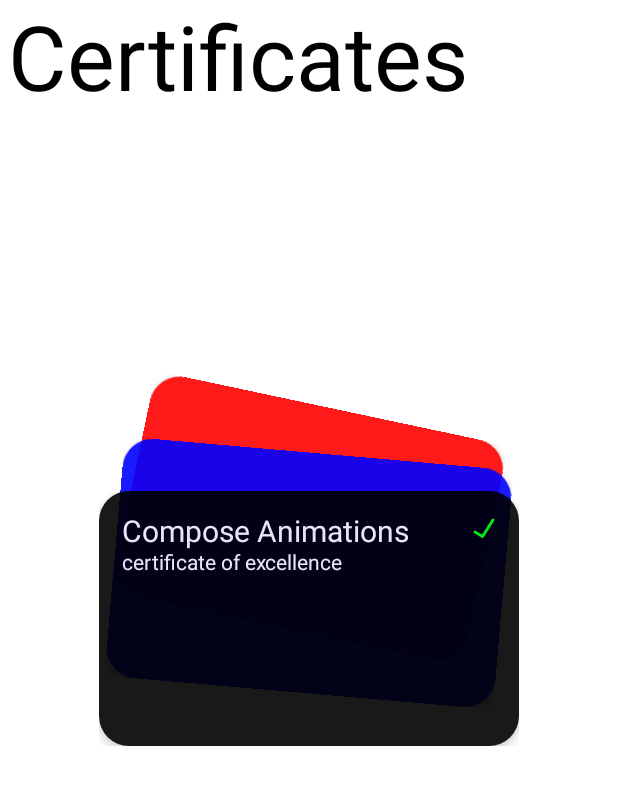
After one commit to maximusN7/Teta_Homework3_Ignatev, an Android app built with Jetpack Compose: the composable AdvancedScreen shown on its own in the app's theme, on a phone screen of 412 x 824 dp. The commit adds this screen. Shown: the top 785 px of the screen. Run offline under Robolectric (Android 15) with nearby library versions, the phone set to English and light mode, and no system bars.

Commit message:
basic and advanced screens

```diff
--- a/app/build.gradle
+++ b/app/build.gradle
@@ -46,7 +46,8 @@ android {
 }
 
 dependencies {
-
+    implementation 'androidx.appcompat:appcompat:1.4.2'
+    implementation 'com.google.android.material:material:1.6.1'
     implementation 'androidx.core:core-ktx:1.7.0'
     implementation "androidx.compose.ui:ui:$compose_version"
     implementation "androidx.compose.material:material:$compose_version"
--- a/app/src/main/java/com/example/teta_homework3_ignatev/MainActivity.kt
+++ b/app/src/main/java/com/example/teta_homework3_ignatev/MainActivity.kt
@@ -7,9 +7,10 @@ import androidx.compose.foundation.layout.fillMaxSize
 import androidx.compose.material.MaterialTheme
 import androidx.compose.material.Surface
 import androidx.compose.material.Text
-import androidx.compose.runtime.Composable
+import androidx.compose.runtime.*
 import androidx.compose.ui.Modifier
 import androidx.compose.ui.tooling.preview.Preview
+import com.example.teta_homework3_ignatev.ui.MainScreen
 import com.example.teta_homework3_ignatev.ui.theme.Teta_Homework3_IgnatevTheme
 
 class MainActivity : ComponentActivity() {
@@ -17,12 +18,11 @@ class MainActivity : ComponentActivity() {
         super.onCreate(savedInstanceState)
         setContent {
             Teta_Homework3_IgnatevTheme {
-                // A surface container using the 'background' color from the theme
                 Surface(
                     modifier = Modifier.fillMaxSize(),
                     color = MaterialTheme.colors.background
                 ) {
-                    Greeting("Android")
+                    MainScreen()
                 }
             }
         }
--- /dev/null
+++ b/app/src/main/java/com/example/teta_homework3_ignatev/ui/AdvancedScreen.kt
@@ -0,0 +1,210 @@
+package com.example.teta_homework3_ignatev.ui
+
+import androidx.compose.animation.core.FastOutSlowInEasing
+import androidx.compose.animation.core.animateFloatAsState
+import androidx.compose.animation.core.animateIntAsState
+import androidx.compose.animation.core.tween
+import androidx.compose.foundation.gestures.*
+import androidx.compose.foundation.layout.*
+import androidx.compose.foundation.shape.RoundedCornerShape
+import androidx.compose.material.Card
+import androidx.compose.material.Icon
+import androidx.compose.material.Text
+import androidx.compose.runtime.*
+import androidx.compose.ui.Alignment
+import androidx.compose.ui.ExperimentalComposeUiApi
+import androidx.compose.ui.Modifier
+import androidx.compose.ui.draw.blur
+import androidx.compose.ui.graphics.Color
+import androidx.compose.ui.graphics.graphicsLayer
+import androidx.compose.ui.input.pointer.*
+import androidx.compose.ui.res.painterResource
+import androidx.compose.ui.unit.IntOffset
+import androidx.compose.ui.unit.dp
+import androidx.compose.ui.unit.sp
+import com.example.teta_homework3_ignatev.R
+import kotlin.math.roundToInt
+
+@ExperimentalComposeUiApi
+@Composable
+fun AdvancedScreen() {
+    var isTextBlur by remember { mutableStateOf(false) }
+    val textBlurAnim: Int by animateIntAsState(
+        targetValue = if (isTextBlur) 8 else 0,
+        animationSpec = tween(100)
+    )
+
+    Box(
+        modifier = Modifier
+            .fillMaxSize()
+            .blur(radius = textBlurAnim.dp),
+        contentAlignment = Alignment.TopStart
+    ) {
+        Text(
+            text = "Certificates",
+            fontSize = 60.sp,
+            color = Color.Black,
+            modifier = Modifier.padding(5.dp)
+        )
+    }
+
+    Box(
+        modifier = Modifier.fillMaxSize(),
+        contentAlignment = Alignment.Center
+    ) {
+        var offsetX by remember { mutableStateOf(0f) }
+        var offsetY by remember { mutableStateOf(0f) }
+        val offsetXBlackAnim: Float by animateFloatAsState(
+            targetValue = offsetX,
+            animationSpec = tween(30, easing = FastOutSlowInEasing),
+        )
+        val offsetYBlackAnim: Float by animateFloatAsState(
+            targetValue = offsetY,
+            animationSpec = tween(30, easing = FastOutSlowInEasing),
+        )
+        val offsetXBlueAnim: Float by animateFloatAsState(
+            targetValue = offsetX,
+            animationSpec = tween(70, easing = FastOutSlowInEasing),
+        )
+        val offsetYBlueAnim: Float by animateFloatAsState(
+            targetValue = offsetY,
+            animationSpec = tween(70, easing = FastOutSlowInEasing),
+        )
+        val offsetXRedAnim: Float by animateFloatAsState(
+            targetValue = offsetX,
+            animationSpec = tween(90, easing = FastOutSlowInEasing),
+        )
+        val offsetYRedAnim: Float by animateFloatAsState(
+            targetValue = offsetY,
+            animationSpec = tween(90, easing = FastOutSlowInEasing),
+        )
+
+        var isAdditionRed by remember { mutableStateOf(false) }
+        var isAdditionBlue by remember { mutableStateOf(false) }
+        val additionRedAnim: Int by animateIntAsState(
+            targetValue = if (isAdditionRed) 550 else 0,
+            animationSpec = tween(100)
+        )
+        val additionBlueAnim: Int by animateIntAsState(
+            targetValue = if (isAdditionBlue) 300 else 0,
+            animationSpec = tween(100)
+        )
+
+        var isRotationRed by remember { mutableStateOf(true) }
+        var isRotationBlue by remember { mutableStateOf(true) }
+        val rotationRedAnim: Float by animateFloatAsState(
+            targetValue = if (isRotationRed) 12f else 0f,
+            animationSpec = tween(100)
+        )
+        val rotationBlueAnim: Float by animateFloatAsState(
+            targetValue = if (isRotationBlue) 5f else 0f,
+            animationSpec = tween(100)
+        )
+
+        var isRotationX by remember { mutableStateOf(false) }
+        val rotationXAnim: Float by animateFloatAsState(
+            targetValue = if (isRotationX) 3f else 0f,
+            animationSpec = tween(100)
+        )
+
+
+        Card(
+            Modifier
+                .offset {
+                    IntOffset(
+                        offsetXRedAnim.roundToInt(),
+                        offsetYRedAnim.roundToInt() - 100 - additionRedAnim
+                    )
+                }
+                .size(width = 240.dp, height = 150.dp)
+                .graphicsLayer(
+                    rotationZ = rotationRedAnim,
+                    rotationX = rotationXAnim,
+                    alpha = 0.9f
+                ),
+            elevation = 4.dp,
+            shape = RoundedCornerShape(20.dp),
+            backgroundColor = Color.Red
+        ) {}
+
+        Card(
+            Modifier
+                .offset {
+                    IntOffset(
+                        offsetXBlueAnim.roundToInt(),
+                        offsetYBlueAnim.roundToInt() - 45 - additionBlueAnim
+                    )
+                }
+                .size(width = 260.dp, height = 160.dp)
+                .graphicsLayer(
+                    rotationZ = rotationBlueAnim,
+                    rotationX = rotationXAnim,
+                    alpha = 0.9f
+                ),
+            elevation = 4.dp,
+            shape = RoundedCornerShape(20.dp),
+            backgroundColor = Color.Blue
+        ) {}
+
+        Card(
+            Modifier
+                .offset { IntOffset(offsetXBlackAnim.roundToInt(), offsetYBlackAnim.roundToInt()) }
+                .pointerInput(Unit) {
+                    detectDragGestures(
+                        onDrag = { change, dragAmount ->
+                            change.consumeAllChanges()
+                            offsetX += dragAmount.x
+                            offsetY += dragAmount.y
+                        },
+                        onDragEnd = {
+                            offsetX = 0f
+                            offsetY = 0f
+                            isRotationRed = true
+                            isRotationBlue = true
+                            isRotationX = false
+                            isAdditionBlue = false
+                            isAdditionRed = false
+                            isTextBlur = false
+                        },
+                        onDragStart = {
+                            isRotationRed = false
+                            isRotationBlue = false
+                            isRotationX = true
+                            isAdditionBlue = true
+                            isAdditionRed = true
+                            isTextBlur = true
+                        })
+                }
+                .size(width = 280.dp, height = 170.dp)
+                .graphicsLayer(
+                    rotationX = rotationXAnim,
+                    alpha = 0.9f
+                ),
+            elevation = 4.dp,
+            shape = RoundedCornerShape(20.dp),
+            backgroundColor = Color.Black
+        ) {
+            Row(modifier = Modifier.padding(15.dp)) {
+                Text(
+                    text = "Compose Animations",
+                    fontSize = 20.sp,
+                    color = Color.White,
+
+                    )
+                Spacer(modifier = Modifier.size(height = 0.dp, width = 40.dp))
+                Icon(
+                    painter = painterResource(id = R.drawable.ic_success),
+                    contentDescription = "",
+                    tint = Color.Green
+                )
+            }
+
+            Text(
+                text = "certificate of excellence",
+                fontSize = 14.sp,
+                color = Color.White,
+                modifier = Modifier.padding(top = 40.dp, start = 15.dp),
+            )
+        }
+    }
+}
--- /dev/null
+++ b/app/src/main/res/drawable/ic_success.xml
@@ -0,0 +1,14 @@
+<?xml version="1.0" encoding="utf-8"?>
+<vector xmlns:android="http://schemas.android.com/apk/res/android"
+    android:width="18dp"
+    android:height="18dp"
+    android:viewportWidth="18"
+    android:viewportHeight="18">
+
+    <path
+        android:pathData="M4,12L9,15L16,4"
+        android:strokeWidth="2"
+        android:strokeColor="#FF00A550"
+        android:strokeLineCap="round"
+        android:strokeLineJoin="round" />
+</vector>
```
Also changed, not shown: app/src/main/java/com/example/teta_homework3_ignatev/ui/BasicScreen.kt (added, +331 -0 lines), app/src/main/java/com/example/teta_homework3_ignatev/ui/MainScreen.kt (added, +47 -0 lines), app/src/main/res/drawable/ic_arrow.xml (added, +21 -0 lines).
